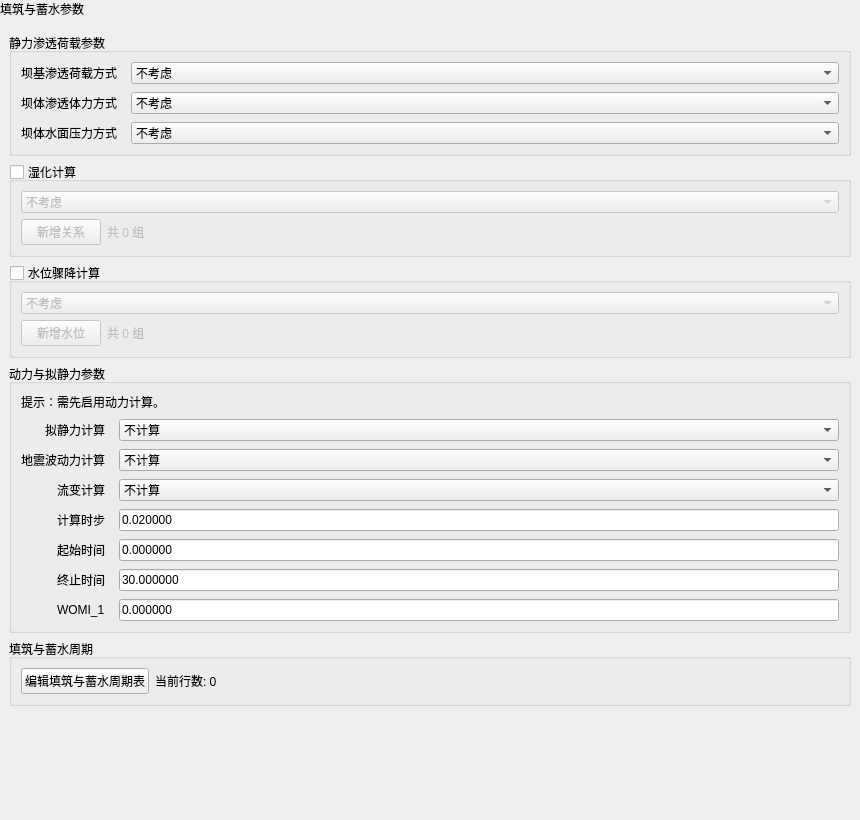
Above: plugins/Base_Solver/FillStorageCyclePage.ui from asd977/base_cae before the change. Below: the same form after it.
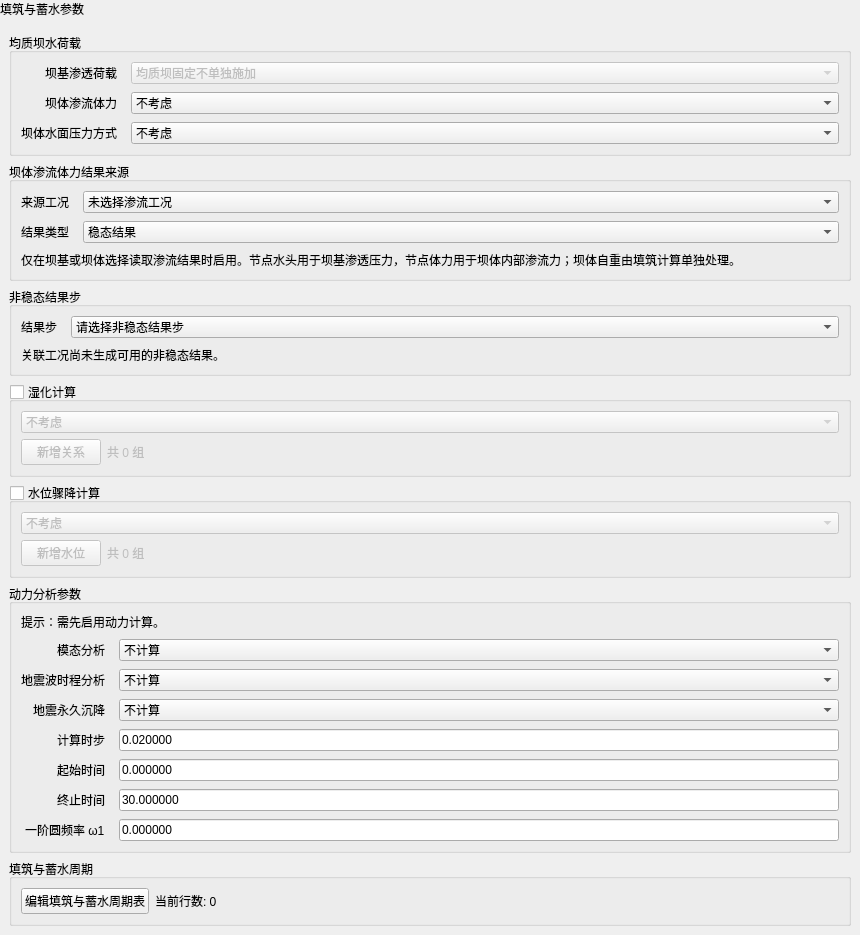
That is the form after the change.

Patch:
```diff
--- a/plugins/Base_Solver/FillStorageCyclePage.ui
+++ b/plugins/Base_Solver/FillStorageCyclePage.ui
@@ -64,13 +64,13 @@
        <item>
         <widget class="QGroupBox" name="groupStaticLoad">
          <property name="title">
-          <string>静力渗透荷载参数</string>
+          <string>均质坝水荷载</string>
          </property>
          <layout class="QFormLayout" name="formLayoutStaticLoad">
           <item row="0" column="0">
            <widget class="QLabel" name="labelIFIIWL_SEEP">
             <property name="text">
-             <string>坝基渗透荷载方式</string>
+             <string>坝基渗透荷载</string>
             </property>
             <property name="wordWrap">
              <bool>false</bool>
@@ -79,19 +79,15 @@
           </item>
           <item row="0" column="1">
            <widget class="QComboBox" name="comboIFIIWL_SEEP">
+            <property name="enabled">
+             <bool>false</bool>
+            </property>
+            <property name="toolTip">
+             <string>当前土石坝仅支持均质坝；求解器会固定忽略坝基渗透荷载。</string>
+            </property>
             <item>
              <property name="text">
-              <string>不考虑</string>
-             </property>
-            </item>
-            <item>
-             <property name="text">
-              <string>按折减系数自动施加</string>
-             </property>
-            </item>
-            <item>
-             <property name="text">
-              <string>使用节点水头施加</string>
+              <string>均质坝固定不单独施加</string>
              </property>
             </item>
             <property name="minimumSize">
@@ -105,7 +101,7 @@
           <item row="1" column="0">
            <widget class="QLabel" name="labelIFIIWL_BODY">
             <property name="text">
-             <string>坝体渗透体力方式</string>
+             <string>坝体渗流体力</string>
             </property>
             <property name="wordWrap">
              <bool>false</bool>
@@ -197,6 +193,160 @@
          </layout>
         </widget>
        </item>
+       <item>
+        <widget class="QGroupBox" name="groupSeepageAssociation">
+         <property name="title">
+          <string>坝体渗流体力结果来源</string>
+         </property>
+         <layout class="QFormLayout" name="formLayoutSeepageAssociation">
+          <property name="leftMargin">
+           <number>9</number>
+          </property>
+          <property name="topMargin">
+           <number>9</number>
+          </property>
+          <property name="rightMargin">
+           <number>9</number>
+          </property>
+          <property name="bottomMargin">
+           <number>9</number>
+          </property>
+          <property name="horizontalSpacing">
+           <number>14</number>
+          </property>
+          <property name="verticalSpacing">
+           <number>8</number>
+          </property>
+          <property name="fieldGrowthPolicy">
+           <enum>QFormLayout::AllNonFixedFieldsGrow</enum>
+          </property>
+          <property name="rowWrapPolicy">
+           <enum>QFormLayout::WrapLongRows</enum>
+          </property>
+          <property name="labelAlignment">
+           <set>Qt::AlignRight|Qt::AlignVCenter</set>
+          </property>
+          <item row="0" column="0">
+           <widget class="QLabel" name="labelSeepageSource">
+            <property name="text">
+             <string>来源工况</string>
+            </property>
+           </widget>
+          </item>
+          <item row="0" column="1">
+           <widget class="QComboBox" name="comboSeepageSource">
+            <property name="toolTip">
+             <string>仅在坝体渗流体力选择“读取渗流结果”时使用，同时读取该工况的节点水头和节点体力，并在本工况最后一个填筑蓄水阶段施加。</string>
+            </property>
+            <item>
+             <property name="text">
+              <string>未选择渗流工况</string>
+             </property>
+            </item>
+           </widget>
+          </item>
+          <item row="1" column="0">
+           <widget class="QLabel" name="labelSeepageResultType">
+            <property name="text">
+             <string>结果类型</string>
+            </property>
+           </widget>
+          </item>
+          <item row="1" column="1">
+           <widget class="QComboBox" name="comboSeepageResultType">
+            <property name="toolTip">
+             <string>明确指定使用稳态结果或非稳态结果，不进行自动回退。</string>
+            </property>
+            <item>
+             <property name="text">
+              <string>稳态结果</string>
+             </property>
+            </item>
+            <item>
+             <property name="text">
+              <string>非稳态结果</string>
+             </property>
+            </item>
+           </widget>
+          </item>
+          <item row="2" column="0" colspan="2">
+           <widget class="QLabel" name="labelSeepageAssociationHint">
+            <property name="text">
+             <string>仅在坝基或坝体选择读取渗流结果时启用。节点水头用于坝基渗透压力，节点体力用于坝体内部渗流力；坝体自重由填筑计算单独处理。</string>
+            </property>
+            <property name="wordWrap">
+             <bool>true</bool>
+            </property>
+           </widget>
+          </item>
+         </layout>
+        </widget>
+       </item>
+       <item>
+        <widget class="QGroupBox" name="groupSeepageTransientStep">
+         <property name="title">
+          <string>非稳态结果步</string>
+         </property>
+         <layout class="QFormLayout" name="formLayoutSeepageTransientStep">
+          <property name="leftMargin">
+           <number>9</number>
+          </property>
+          <property name="topMargin">
+           <number>9</number>
+          </property>
+          <property name="rightMargin">
+           <number>9</number>
+          </property>
+          <property name="bottomMargin">
+           <number>9</number>
+          </property>
+          <property name="horizontalSpacing">
+           <number>14</number>
+          </property>
+          <property name="verticalSpacing">
+           <number>8</number>
+          </property>
+          <property name="fieldGrowthPolicy">
+           <enum>QFormLayout::AllNonFixedFieldsGrow</enum>
+          </property>
+          <property name="rowWrapPolicy">
+           <enum>QFormLayout::WrapLongRows</enum>
+          </property>
+          <property name="labelAlignment">
+           <set>Qt::AlignRight|Qt::AlignVCenter</set>
+          </property>
+          <item row="0" column="0">
+           <widget class="QLabel" name="labelSeepageTransientStep">
+            <property name="text">
+             <string>结果步</string>
+            </property>
+           </widget>
+          </item>
+          <item row="0" column="1">
+           <widget class="QComboBox" name="comboSeepageTransientStep">
+            <property name="toolTip">
+             <string>选择非稳态最终结果或某个明确的 STEP 输出。</string>
+            </property>
+            <item>
+             <property name="text">
+              <string>请选择非稳态结果步</string>
+             </property>
+            </item>
+           </widget>
+          </item>
+          <item row="1" column="0" colspan="2">
+           <widget class="QLabel" name="labelSeepageTransientHint">
+            <property name="text">
+             <string>关联工况尚未生成可用的非稳态结果。</string>
+            </property>
+            <property name="wordWrap">
+             <bool>true</bool>
+            </property>
+           </widget>
+          </item>
+         </layout>
+        </widget>
+       </item>
        <item>
         <widget class="QGroupBox" name="groupWet">
          <property name="title">
@@ -386,7 +536,7 @@
        <item>
         <widget class="QGroupBox" name="groupDynamic">
          <property name="title">
-          <string>动力与拟静力参数</string>
+          <string>动力分析参数</string>
          </property>
          <layout class="QFormLayout" name="formLayoutDynamic">
           <item row="0" column="0" colspan="2">
@@ -402,7 +552,7 @@
           <item row="1" column="0">
            <widget class="QLabel" name="labelIFMODE">
             <property name="text">
-             <string>拟静力计算</string>
+             <string>模态分析</string>
             </property>
             <property name="wordWrap">
              <bool>false</bool>
@@ -432,7 +582,7 @@
           <item row="2" column="0">
            <widget class="QLabel" name="labelIFWAVE">
             <property name="text">
-             <string>地震波动力计算</string>
+             <string>地震波时程分析</string>
             </property>
             <property name="wordWrap">
              <bool>false</bool>
@@ -462,7 +612,7 @@
           <item row="3" column="0">
            <widget class="QLabel" name="labelIFSETT">
             <property name="text">
-             <string>流变计算</string>
+             <string>地震永久沉降</string>
             </property>
             <property name="wordWrap">
              <bool>false</bool>
@@ -561,7 +711,7 @@
           <item row="7" column="0">
            <widget class="QLabel" name="labelWOMI1">
             <property name="text">
-             <string>WOMI_1</string>
+             <string>一阶圆频率 ω1</string>
             </property>
             <property name="wordWrap">
              <bool>false</bool>
```
Left out of the diff: 10 changed lines with no effect on the pictures.
